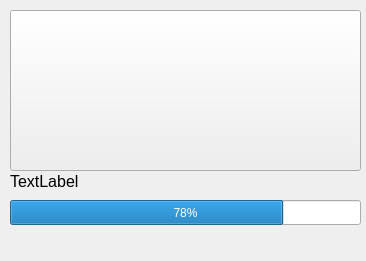
sofinvalery/LMS, file client/Forms/MyWidget/mywidget.ui: the form before one commit.
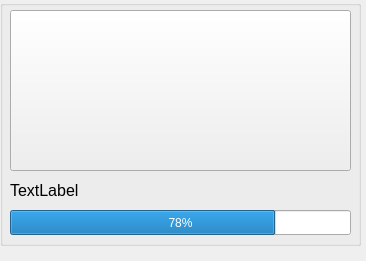
The form after the commit.

What changed in the file:
```diff
--- a/client/Forms/MyWidget/mywidget.ui
+++ b/client/Forms/MyWidget/mywidget.ui
@@ -31,12 +31,24 @@
   <property name="windowTitle">
    <string>Form</string>
   </property>
+  <widget class="QGroupBox" name="groupBox">
+   <property name="geometry">
+    <rect>
+     <x>0</x>
+     <y>0</y>
+     <width>361</width>
+     <height>246</height>
+    </rect>
+   </property>
+   <property name="title">
+    <string/>
+   </property>
   <widget class="QPushButton" name="CourseButtonIMG">
    <property name="geometry">
     <rect>
      <x>10</x>
      <y>10</y>
-     <width>351</width>
+      <width>341</width>
      <height>161</height>
     </rect>
    </property>
@@ -72,8 +84,8 @@
    <property name="geometry">
     <rect>
      <x>10</x>
-     <y>171</y>
-     <width>351</width>
+      <y>180</y>
+      <width>341</width>
      <height>21</height>
     </rect>
    </property>
@@ -86,12 +98,29 @@
     <string>TextLabel</string>
    </property>
   </widget>
+   <widget class="QPushButton" name="ProgressbarButton">
+    <property name="geometry">
+     <rect>
+      <x>10</x>
+      <y>210</y>
+      <width>341</width>
+      <height>25</height>
+     </rect>
+    </property>
+    <property name="styleSheet">
+     <string notr="true">background-color : rgba(255, 255, 255, 0);
+border: none;</string>
+    </property>
+    <property name="text">
+     <string/>
+    </property>
+   </widget>
   <widget class="QProgressBar" name="progressBar">
    <property name="geometry">
     <rect>
      <x>10</x>
-     <y>200</y>
-     <width>351</width>
+      <y>210</y>
+      <width>341</width>
      <height>25</height>
     </rect>
    </property>
@@ -102,22 +131,6 @@
     <set>Qt::AlignCenter</set>
    </property>
   </widget>
-  <widget class="QPushButton" name="ProgressbarButton">
-   <property name="geometry">
-    <rect>
-     <x>10</x>
-     <y>200</y>
-     <width>351</width>
-     <height>25</height>
-    </rect>
-   </property>
-   <property name="styleSheet">
-    <string notr="true">background-color : rgba(255, 255, 255, 0);
-border: none;</string>
-   </property>
-   <property name="text">
-    <string/>
-   </property>
   </widget>
  </widget>
  <resources/>
```
Lines whose indentation alone changed are shown as unchanged.
